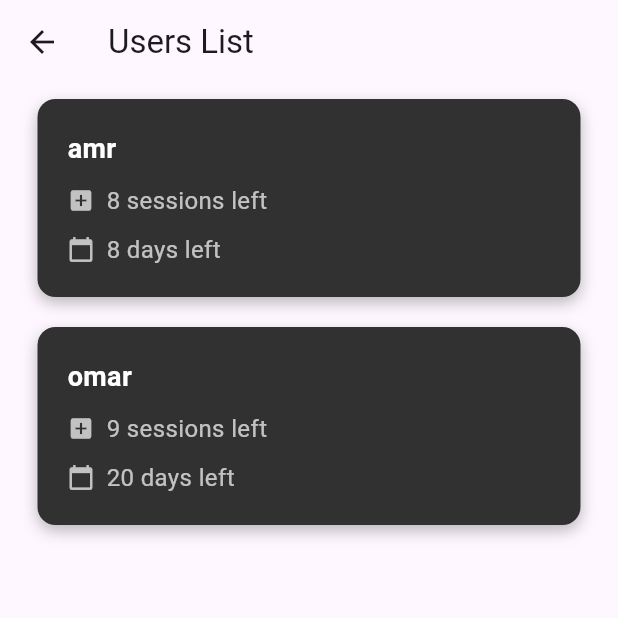
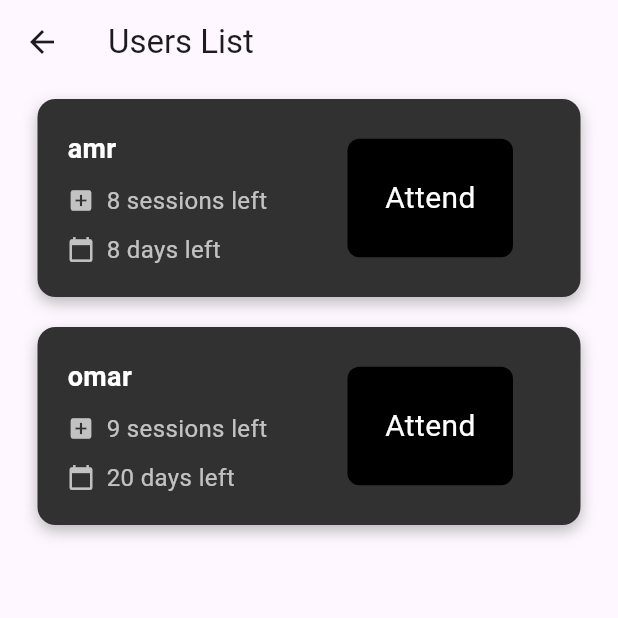
Before and after one commit to a-amrashraf/Attend-app, a Flutter app: the UsersList screen opened by its route, on a phone screen of 412 x 824 dp, the top half of it. Run offline on Flutter 3.47's test engine with Material 3 defaults, Android fonts, the phone set to English and light mode, and no system bars.

Commit message:
added the attend button

```diff
--- /dev/null
+++ b/attend_app/devtools_options.yaml
@@ -0,0 +1,3 @@
+description: This file stores settings for Dart & Flutter DevTools.
+documentation: https://docs.flutter.dev/tools/devtools/extensions#configure-extension-enablement-states
+extensions:
--- a/attend_app/lib/components/card.dart
+++ b/attend_app/lib/components/card.dart
@@ -1,3 +1,4 @@
+import 'package:attend_app/components/buttons.dart';
 import 'package:flutter/material.dart';
 
 // ignore: must_be_immutable
@@ -6,6 +7,7 @@ class MyCard extends StatelessWidget {
   final int sessionsLeft;
   final int daysLeft;
   final void Function()? onTap;
+  final void Function()? onDecrementSession;
 
   MyCard({
     super.key,
@@ -13,6 +15,7 @@ class MyCard extends StatelessWidget {
     required this.sessionsLeft,
     required this.daysLeft,
     required this.onTap,
+    required this.onDecrementSession,
   });
 
   @override
@@ -20,7 +23,6 @@ class MyCard extends StatelessWidget {
     return GestureDetector(
       onTap: onTap,
       child: Container(
-
         decoration: BoxDecoration(
           color: Color.fromARGB(255, 50, 49, 49),
           borderRadius: BorderRadius.circular(12), // Rounded edges for the card
@@ -34,7 +36,10 @@ class MyCard extends StatelessWidget {
         ),
         padding: EdgeInsets.all(20),
         margin: EdgeInsets.symmetric(horizontal: 25, vertical: 10),
-        child: Column(
+        child: Row(
+          mainAxisAlignment: MainAxisAlignment.spaceBetween,
+          children: [
+            Column(
               crossAxisAlignment: CrossAxisAlignment.start,
               children: [
                 Text(
@@ -56,10 +61,7 @@ class MyCard extends StatelessWidget {
                     SizedBox(width: 8),
                     Text(
                       "$sessionsLeft sessions left",
-                  style: TextStyle(
-                    color: Colors.white70,
-                    fontSize: 16,
-                  ),
+                      style: TextStyle(color: Colors.white70, fontSize: 16),
                     ),
                   ],
                 ),
@@ -74,13 +76,13 @@ class MyCard extends StatelessWidget {
                     SizedBox(width: 8),
                     Text(
                       "$daysLeft days left",
-                  style: TextStyle(
-                    color: Colors.white70,
-                    fontSize: 16,
-                  ),
+                      style: TextStyle(color: Colors.white70, fontSize: 16),
                     ),
                   ],
                 ),
+              ],
+            ),
+            MyButton(text: 'Attend', onTap: onDecrementSession),
           ],
         ),
       ),
--- a/attend_app/lib/pages/Users_list.dart
+++ b/attend_app/lib/pages/Users_list.dart
@@ -9,17 +9,46 @@ class UsersList extends StatefulWidget {
 }
 
 class _UsersListState extends State<UsersList> {
+  // Sample data - this would typically come from a database
+  List<Map<String, dynamic>> users = [
+    {"name": "amr", "sessionsLeft": 8, "daysLeft": 8},
+    {"name": "omar", "sessionsLeft": 9, "daysLeft": 20},
+  ];
+
+  void decrementSession(int index) {
+    setState(() {
+      if (users[index]["sessionsLeft"] > 0) {
+        users[index]["sessionsLeft"]--;
+      }
+    });
+
+    // Show a confirmation message
+    ScaffoldMessenger.of(context).showSnackBar(
+      SnackBar(
+        content: Text("Attendance recorded for ${users[index]["name"]}"),
+        backgroundColor: Colors.green,
+        duration: Duration(seconds: 2),
+      ),
+    );
+  }
+
   @override
   Widget build(BuildContext context) {
     return Scaffold(
-      appBar: AppBar(
-        title: Text("Users List"),
-      ),
-      body: ListView(
-        children: [
-          MyCard(name: "amr", sessionsLeft: 8, daysLeft: 8, onTap: (){}),
-          MyCard(name: "omar", sessionsLeft: 9, daysLeft: 20, onTap: (){}),
-        ]
+      appBar: AppBar(title: Text("Users List")),
+      body: ListView.builder(
+        itemCount: users.length,
+        itemBuilder: (context, index) {
+          return MyCard(
+            name: users[index]["name"],
+            sessionsLeft: users[index]["sessionsLeft"],
+            daysLeft: users[index]["daysLeft"],
+            onTap: () {
+              // Navigation to user details or other action
+            },
+            onDecrementSession: () => decrementSession(index),
+          );
+        },
       ),
     );
   }
```
Lines whose indentation alone changed are shown as unchanged.
